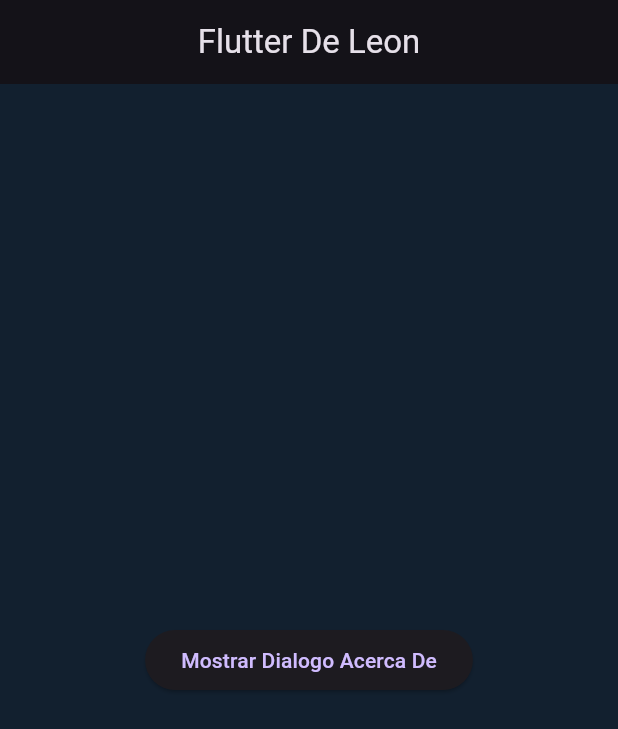
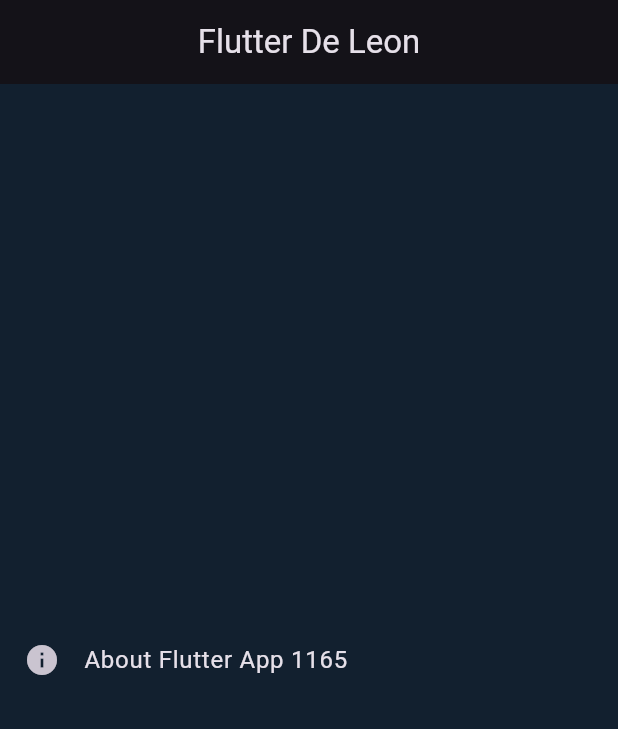
Before and after one commit to Asyhbd2/CursoFlutter1165, a Flutter app: the screen it shows after launch, on a phone screen of 412 x 824 dp. Shown: the top 729 px of the screen. Run offline on Flutter 3.47's test engine with Material 3 defaults, Android fonts, the phone set to English and light mode, and no system bars.

Commit message:
pushear cambios 1

```diff
--- a/lib/main.dart
+++ b/lib/main.dart
@@ -1,5 +1,6 @@
 import 'package:flutter/material.dart';
-import 'package:deleoncurso/mi_widgets/dialogo_acerca_de.dart';
+import 'package:deleoncurso/mi_widgets/list_tile_acerca_de.dart';
+//import 'package:deleoncurso/mi_widgets/dialogo_acerca_de.dart';
 //import 'package:deleoncurso/mi_widgets/mi_tarjeta.dart';
 
 const Color darkBlue = Color(0xFF12202F);
@@ -20,8 +21,9 @@ class MiTarjeta extends StatelessWidget {
           title: const Text("Flutter De Leon"),
           centerTitle: true,
         ),
+        body: ListTileAcercaDe(),
         //body: const LaTarjeta(),
-        body: const DialogoAcercaDe(),
+        //body: const DialogoAcercaDe(),
       ),
     );
   }
--- /dev/null
+++ b/lib/mi_widgets/list_tile_acerca_de.dart
@@ -0,0 +1,18 @@
+import 'package:flutter/material.dart';
+
+class ListTileAcercaDe extends StatelessWidget {
+  const ListTileAcercaDe({Key? key}) : super(key: key);
+
+  @override
+  Widget build(BuildContext context) {
+    return const Center(
+        child: AboutListTile(
+      icon: Icon(Icons.info),
+      applicationIcon: FlutterLogo(),
+      applicationLegalese: "Legal",
+      applicationName: "Flutter App 1165",
+      applicationVersion: "version 1.0.0",
+      aboutBoxChildren: [Text("Este texto es creado por alerta")],
+    ));
+  }
+}
```
Also changed, not shown: z_recursos/listtile.png (added), z_recursos/listtileR.png (added), 1 other file.
